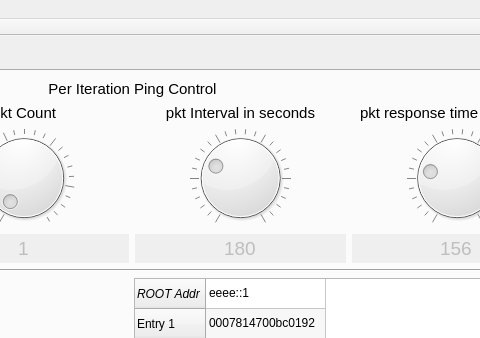
nyxonman/riva_PTA, file main.ui: the form before one commit; both pictures show x 318 to 798 and y 0 to 338 of the 900 by 675 pixel window.
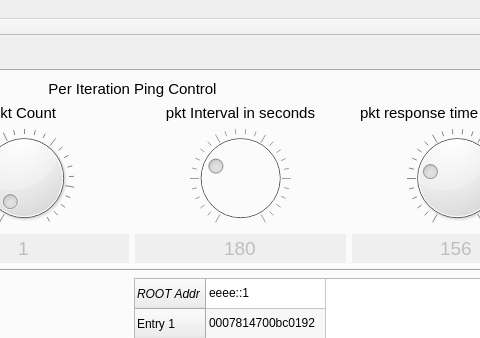
The form after the commit.

Commit message: packet interval disabled coz it is not supported in windows ping and not implemented for linux yet

Patch:
```diff
--- a/main.ui
+++ b/main.ui
@@ -745,6 +745,9 @@
           </item>
           <item row="3" column="2">
            <widget class="QDial" name="pktIntDial">
+            <property name="enabled">
+             <bool>false</bool>
+            </property>
             <property name="cursor">
              <cursorShape>ClosedHandCursor</cursorShape>
             </property>
```
The commit also changes 1 other file.
